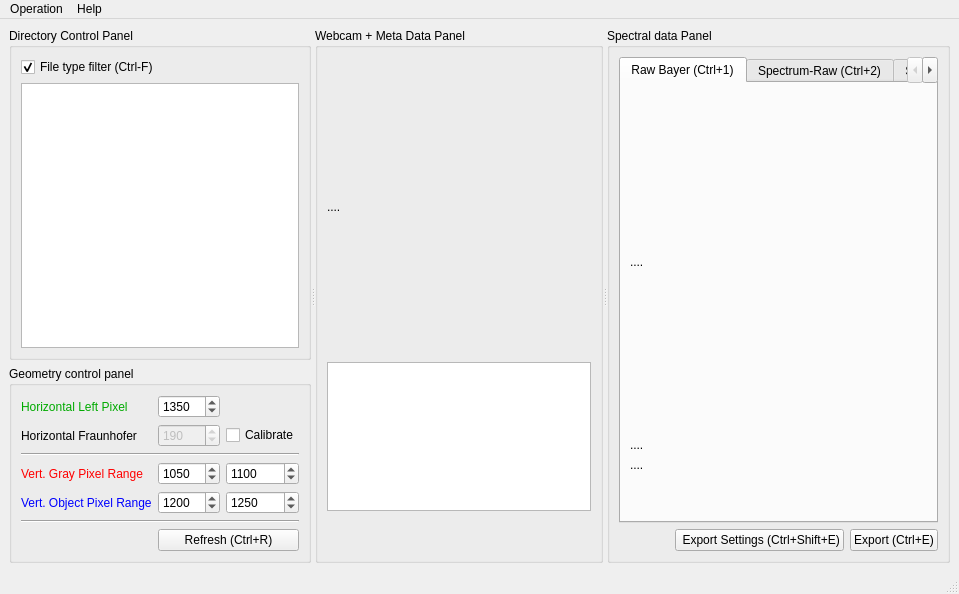
Above: UI/UI_Mainwindow.ui from garid3000/bps_spectrometer_gui before the change. Below: the same form after it.
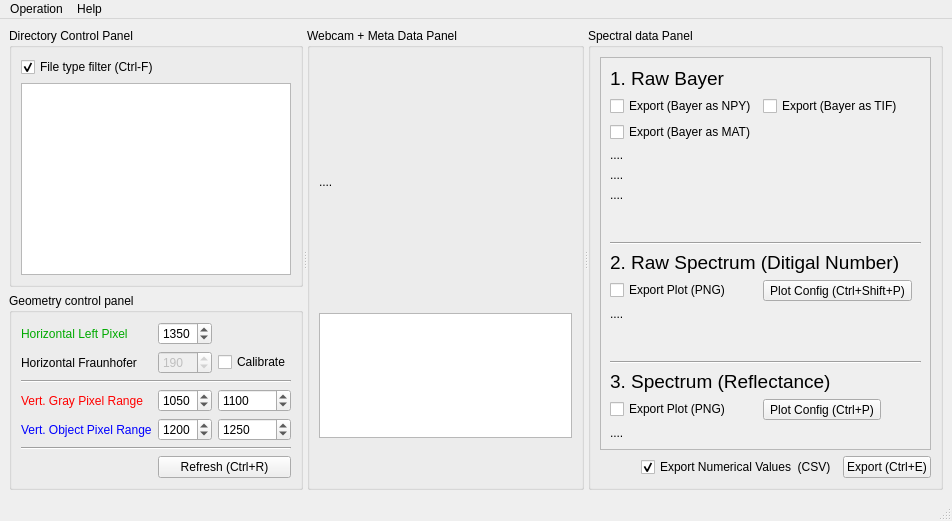
That is the form after the change. The open tabs and pages were chosen to show the change. Custom widgets are drawn as their Qt base class.

Commit message: Major UI update: The Export F-Type Dialog splitted and embedded in MainWindow

```diff
--- a/UI/UI_Mainwindow.ui
+++ b/UI/UI_Mainwindow.ui
@@ -2,14 +2,6 @@
 <ui version="4.0">
  <class>MainWindow</class>
  <widget class="QMainWindow" name="MainWindow">
-  <property name="geometry">
-   <rect>
-    <x>0</x>
-    <y>0</y>
-    <width>959</width>
-    <height>594</height>
-   </rect>
-  </property>
   <property name="windowTitle">
    <string>MainWindow</string>
   </property>
@@ -321,14 +313,24 @@
         <string>Spectral data Panel</string>
        </property>
        <layout class="QGridLayout" name="gridLayout_4">
-        <item row="1" column="1">
-         <widget class="QPushButton" name="pb_conf_export">
+        <item row="2" column="2">
+         <widget class="QPushButton" name="pb_export">
           <property name="text">
-           <string> Export Settings (Ctrl+Shift+E)</string>
+           <string>Export (Ctrl+E)</string>
           </property>
          </widget>
         </item>
-        <item row="1" column="0">
+        <item row="2" column="1">
+         <widget class="QCheckBox" name="checkBox_6">
+          <property name="text">
+           <string>Export Numerical Values  (CSV)</string>
+          </property>
+          <property name="checked">
+           <bool>true</bool>
+          </property>
+         </widget>
+        </item>
+        <item row="2" column="0">
          <spacer name="horizontalSpacer">
           <property name="orientation">
            <enum>Qt::Horizontal</enum>
@@ -341,99 +343,185 @@
           </property>
          </spacer>
         </item>
-        <item row="1" column="2">
-         <widget class="QPushButton" name="pb_export">
-          <property name="text">
-           <string>Export (Ctrl+E)</string>
-          </property>
-         </widget>
-        </item>
         <item row="0" column="0" colspan="3">
-         <widget class="QTabWidget" name="tabWidget">
-          <property name="currentIndex">
-           <number>2</number>
+         <widget class="QScrollArea" name="scrollArea">
+          <property name="widgetResizable">
+           <bool>true</bool>
           </property>
-          <widget class="QWidget" name="tab_1">
-           <attribute name="title">
-            <string>Raw Bayer (Ctrl+1)</string>
-           </attribute>
-           <layout class="QGridLayout" name="gridLayout_6" rowstretch="1,0,0,0">
-            <item row="0" column="0">
+          <widget class="QWidget" name="scrollAreaWidgetContents">
+           <property name="geometry">
+            <rect>
+             <x>0</x>
+             <y>0</y>
+             <width>321</width>
+             <height>426</height>
+            </rect>
+           </property>
+           <layout class="QFormLayout" name="formLayout">
+            <item row="0" column="0" colspan="2">
+             <widget class="QLabel" name="label">
+              <property name="font">
+               <font>
+                <pointsize>14</pointsize>
+                <italic>false</italic>
+                <underline>false</underline>
+               </font>
+              </property>
+              <property name="text">
+               <string>1. Raw Bayer</string>
+              </property>
+             </widget>
+            </item>
+            <item row="12" column="0" colspan="2">
+             <widget class="Line" name="line">
+              <property name="orientation">
+               <enum>Qt::Horizontal</enum>
+              </property>
+             </widget>
+            </item>
+            <item row="14" column="0" colspan="2">
+             <widget class="QLabel" name="label_2">
+              <property name="font">
+               <font>
+                <pointsize>14</pointsize>
+                <bold>false</bold>
+               </font>
+              </property>
+              <property name="text">
+               <string>2. Raw Spectrum (Ditigal Number)</string>
+              </property>
+             </widget>
+            </item>
+            <item row="20" column="0" colspan="2">
+             <widget class="Line" name="line_2">
+              <property name="orientation">
+               <enum>Qt::Horizontal</enum>
+              </property>
+             </widget>
+            </item>
+            <item row="22" column="0" colspan="2">
+             <widget class="QLabel" name="label_3">
+              <property name="font">
+               <font>
+                <pointsize>14</pointsize>
+                <bold>false</bold>
+               </font>
+              </property>
+              <property name="text">
+               <string>3. Spectrum (Reflectance)</string>
+              </property>
+             </widget>
+            </item>
+            <item row="3" column="0" colspan="2">
              <widget class="QLabelClick" name="limg_bayer_full">
               <property name="text">
                <string>....</string>
               </property>
              </widget>
             </item>
-            <item row="1" column="0">
+            <item row="4" column="0" colspan="2">
              <widget class="QLabelClick" name="limg_bayer_gray">
               <property name="text">
                <string>....</string>
               </property>
              </widget>
             </item>
-            <item row="2" column="0">
+            <item row="5" column="0" colspan="2">
              <widget class="QLabelClick" name="limg_bayer_obje">
               <property name="text">
                <string>....</string>
               </property>
              </widget>
             </item>
-            <item row="3" column="0">
-             <spacer name="verticalSpacer">
-              <property name="orientation">
-               <enum>Qt::Vertical</enum>
-              </property>
-              <property name="sizeHint" stdset="0">
-               <size>
-                <width>20</width>
-                <height>40</height>
-               </size>
-              </property>
-             </spacer>
-            </item>
-           </layout>
-          </widget>
-          <widget class="QWidget" name="tab_2">
-           <attribute name="title">
-            <string>Spectrum-Raw (Ctrl+2)</string>
-           </attribute>
-           <layout class="QVBoxLayout" name="verticalLayout_4">
-            <item>
-             <widget class="QLabelClick" name="limg_raw_spectrum">
+            <item row="15" column="0">
+             <widget class="QCheckBox" name="checkBox_4">
               <property name="text">
-               <string>....</string>
+               <string>Export Plot (PNG)</string>
               </property>
              </widget>
             </item>
-            <item>
+            <item row="15" column="1">
              <widget class="QToolButton" name="tbtn_raw_spectrum_config">
               <property name="text">
                <string>Plot Config (Ctrl+Shift+P)</string>
               </property>
              </widget>
             </item>
-           </layout>
-          </widget>
-          <widget class="QWidget" name="tab_3">
-           <attribute name="title">
-            <string>Spectrum-Reflectance (Ctrl+3)</string>
-           </attribute>
-           <layout class="QVBoxLayout" name="verticalLayout_5">
-            <item>
-             <widget class="QLabelClick" name="limg_ref_spectrum">
+            <item row="1" column="0">
+             <widget class="QCheckBox" name="checkBox_2">
               <property name="text">
-               <string>....</string>
+               <string>Export (Bayer as NPY)</string>
               </property>
              </widget>
             </item>
-            <item>
+            <item row="1" column="1">
+             <widget class="QCheckBox" name="checkBox">
+              <property name="text">
+               <string>Export (Bayer as TIF)</string>
+              </property>
+             </widget>
+            </item>
+            <item row="2" column="0">
+             <widget class="QCheckBox" name="checkBox_3">
+              <property name="text">
+               <string>Export (Bayer as MAT)</string>
+              </property>
+             </widget>
+            </item>
+            <item row="6" column="0" colspan="2">
+             <spacer name="verticalSpacer">
+              <property name="orientation">
+               <enum>Qt::Vertical</enum>
+              </property>
+              <property name="sizeHint" stdset="0">
+               <size>
+                <width>20</width>
+                <height>40</height>
+               </size>
+              </property>
+             </spacer>
+            </item>
+            <item row="19" column="0" colspan="2">
+             <spacer name="verticalSpacer_3">
+              <property name="orientation">
+               <enum>Qt::Vertical</enum>
+              </property>
+              <property name="sizeHint" stdset="0">
+               <size>
+                <width>20</width>
+                <height>40</height>
+               </size>
+              </property>
+             </spacer>
+            </item>
+            <item row="23" column="1">
              <widget class="QToolButton" name="tbtn_ref_spectrum_config">
               <property name="text">
                <string>Plot Config (Ctrl+P)</string>
               </property>
              </widget>
             </item>
+            <item row="23" column="0">
+             <widget class="QCheckBox" name="checkBox_5">
+              <property name="text">
+               <string>Export Plot (PNG)</string>
+              </property>
+             </widget>
+            </item>
+            <item row="24" column="0" colspan="2">
+             <widget class="QLabelClick" name="limg_ref_spectrum">
+              <property name="text">
+               <string>....</string>
+              </property>
+             </widget>
+            </item>
+            <item row="16" column="0" colspan="2">
+             <widget class="QLabelClick" name="limg_raw_spectrum">
+              <property name="text">
+               <string>....</string>
+              </property>
+             </widget>
+            </item>
            </layout>
           </widget>
          </widget>
@@ -450,7 +538,7 @@
     <rect>
      <x>0</x>
      <y>0</y>
-     <width>959</width>
+     <width>934</width>
      <height>19</height>
     </rect>
    </property>
```
Left out of the diff: 9 changed lines with no effect on the pictures. The commit also changes 3 other files.
